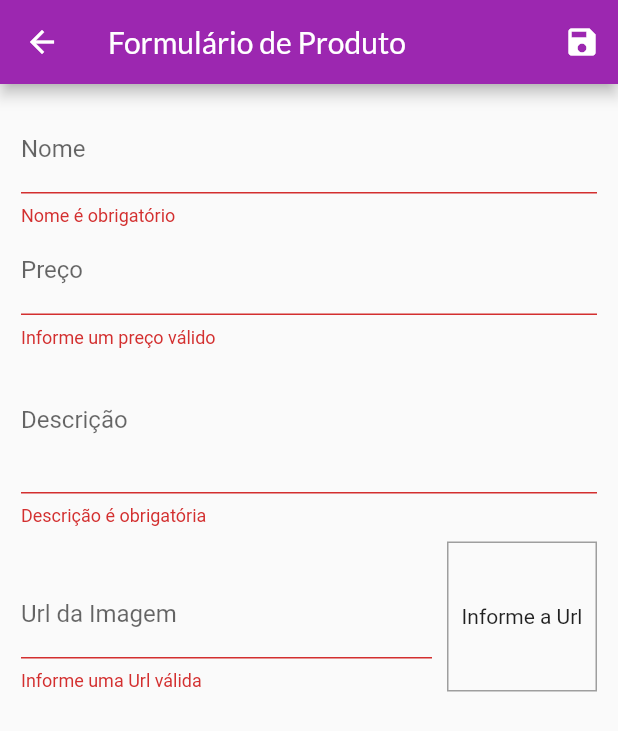
After one commit to pinheiropaulo/Curso_Flutter, a Flutter app: the ProductFormPage screen opened by its route, after a tap on the "save" icon, on a phone screen of 412 x 824 dp. The commit adds this screen. Shown: the top 731 px of the screen. Run offline on Flutter 3.47's test engine with Material 2 defaults, Android fonts, the phone set to English and light mode, and no system bars; network calls fail.

Commit message:
Módulo finalizado

```diff
--- a/shop/lib/my_app.dart
+++ b/shop/lib/my_app.dart
@@ -6,7 +6,9 @@ import 'package:shop/src/models/product_list_model.dart';
 import 'package:shop/src/pages/cart_page.dart';
 import 'package:shop/src/pages/orders_page.dart';
 import 'package:shop/src/pages/products_detail_page.dart';
+import 'package:shop/src/pages/products_form_page.dart';
 import 'package:shop/src/pages/products_overview_page.dart';
+import 'package:shop/src/pages/products_page.dart';
 import 'package:shop/src/routes/app_routes.dart';
 import 'package:shop/src/themes/my_theme.dart';
 
@@ -37,6 +39,8 @@ class MyApp extends StatelessWidget {
           AppRoutes.productDetail: (ctx) => const ProductDetailPage(),
           AppRoutes.cart: (ctx) => const CartPage(),
           AppRoutes.orders: (ctx) => const OrdersPage(),
+          AppRoutes.products: (ctx) => const ProductsPage(),
+          AppRoutes.productForm: (ctx) => const ProductFormPage(),
         },
       ),
     );
--- a/shop/lib/src/components/custom_badge.dart
+++ b/shop/lib/src/components/custom_badge.dart
@@ -22,7 +22,7 @@ class CustomBadge extends StatelessWidget {
           right: 8,
           top: 8,
           child: Container(
-            padding: const EdgeInsets.all(2),
+            padding: const EdgeInsets.all(4),
             decoration: BoxDecoration(
               borderRadius: BorderRadius.circular(10),
               color: color ?? Theme.of(context).colorScheme.secondary,
--- a/shop/lib/src/components/order_widget.dart
+++ b/shop/lib/src/components/order_widget.dart
@@ -23,9 +23,9 @@ class _OrderWidgetState extends State<OrderWidget> {
       child: Column(
         children: [
           ListTile(
-            title: Text("R\$ ${widget.order.total.toStringAsFixed(2)}"),
+            title: Text('R\$ ${widget.order.total.toStringAsFixed(2)}'),
             subtitle: Text(
-              DateFormat("dd/MM/yyyy hh:mm").format(widget.order.date),
+              DateFormat('dd/MM/yyyy hh:mm').format(widget.order.date),
             ),
             trailing: IconButton(
               icon: const Icon(Icons.expand_more),
@@ -57,7 +57,7 @@ class _OrderWidgetState extends State<OrderWidget> {
                           ),
                         ),
                         Text(
-                          "${product.quantity}x R\$ ${product.price}",
+                          '${product.quantity}x R\$ ${product.price}',
                           style: const TextStyle(
                             fontSize: 18,
                             color: Colors.grey,
--- a/shop/lib/src/components/product_grid.dart
+++ b/shop/lib/src/components/product_grid.dart
@@ -1,6 +1,6 @@
 import 'package:flutter/material.dart';
 import 'package:provider/provider.dart';
-import 'package:shop/src/components/product_item.dart';
+import 'package:shop/src/components/product_grid_item.dart';
 import 'package:shop/src/models/product_list_model.dart';
 import 'package:shop/src/models/product_model.dart';
 
@@ -23,7 +23,7 @@ class ProductGrid extends StatelessWidget {
       itemCount: loadedProducts.length,
       itemBuilder: ((ctx, i) => ChangeNotifierProvider.value(
             value: loadedProducts[i],
-            child: ProductItem(),
+            child: ProductGridItem(),
           )),
       gridDelegate: const SliverGridDelegateWithFixedCrossAxisCount(
         crossAxisCount: 2,
--- a/shop/lib/src/pages/products_detail_page.dart
+++ b/shop/lib/src/pages/products_detail_page.dart
@@ -29,7 +29,7 @@ class ProductDetailPage extends StatelessWidget {
             ),
             const SizedBox(height: 10),
             Text(
-              "R\$ ${product.price}",
+              'R\$ ${product.price}',
               style: const TextStyle(
                 color: Colors.grey,
                 fontSize: 20,
--- /dev/null
+++ b/shop/lib/src/pages/products_form_page.dart
@@ -0,0 +1,237 @@
+import 'package:flutter/material.dart';
+import 'package:provider/provider.dart';
+import 'package:shop/src/models/product_list_model.dart';
+import 'package:shop/src/models/product_model.dart';
+
+class ProductFormPage extends StatefulWidget {
+  const ProductFormPage({super.key});
+
+  @override
+  State<ProductFormPage> createState() => _ProductFormPageState();
+}
+
+class _ProductFormPageState extends State<ProductFormPage> {
+  final _priceFocus = FocusNode();
+  final _descriptionFocus = FocusNode();
+  final _imageUrlFocus = FocusNode();
+  final _imageUrlController = TextEditingController();
+
+  final _formKey = GlobalKey<FormState>();
+  final _formDate = <String, Object>{};
+
+  @override
+  void initState() {
+    super.initState();
+    _imageUrlFocus.addListener(updateImage);
+  }
+
+  @override
+  void didChangeDependencies() {
+    super.didChangeDependencies();
+
+    if (_formDate.isEmpty) {
+      final arg = ModalRoute.of(context)?.settings.arguments;
+
+      if (arg != null) {
+        final product = arg as Product;
+        _formDate['id'] = product.id;
+        _formDate['name'] = product.name;
+        _formDate['price'] = product.price;
+        _formDate['description'] = product.description;
+        _formDate['imageUrl'] = product.imageUrl;
+
+        _imageUrlController.text = product.imageUrl;
+      }
+    }
+  }
+
+  @override
+  void dispose() {
+    super.dispose();
+    _priceFocus.dispose();
+    _descriptionFocus.dispose();
+    _imageUrlFocus.dispose();
+    _imageUrlFocus.removeListener(updateImage);
+  }
+
+  void updateImage() {
+    setState(() {});
+  }
+
+  bool isValidImageUrl(String url) {
+    final bool isValidUrl = Uri.tryParse(url)?.hasAbsolutePath ?? false;
+    final bool endsWithFile = url.toLowerCase().endsWith('.png') ||
+        url.toLowerCase().endsWith('.jpg') ||
+        url.toLowerCase().endsWith('.jpeg');
+
+    return isValidUrl && endsWithFile;
+  }
+
+  void _submitForm() {
+    final isValid = _formKey.currentState?.validate() ?? false;
+
+    if (!isValid) {
+      return;
+    }
+
+    _formKey.currentState?.save();
+
+    Provider.of<ProductsList>(
+      context,
+      listen: false,
+    ).saveProduct(_formDate);
+
+    Navigator.of(context).pop();
+  }
+
+  @override
+  Widget build(BuildContext context) {
+    return Scaffold(
+      appBar: AppBar(
+        title: const Text('Formulário de Produto'),
+        actions: [
+          IconButton(
+            onPressed: _submitForm,
+            icon: const Icon(Icons.save),
+          )
+        ],
+      ),
+      body: Padding(
+        padding: const EdgeInsets.all(14),
+        child: Form(
+          key: _formKey,
+          child: ListView(
+            children: [
+              TextFormField(
+                initialValue: _formDate['name']?.toString(),
+                decoration: const InputDecoration(
+                  labelText: 'Nome',
+                ),
+                textInputAction: TextInputAction.next,
+                onFieldSubmitted: (_) {
+                  FocusScope.of(context).requestFocus(_priceFocus);
+                },
+                onSaved: (name) {
+                  _formDate['name'] = name ?? '';
+                },
+                validator: (name_) {
+                  final name = name_ ?? '';
+
+                  if (name.trim().isEmpty) {
+                    return 'Nome é obrigatório';
+                  }
+
+                  if (name.trim().length < 3) {
+                    return 'Nome precisa no mínimo de 3 letras';
+                  }
+
+                  return null;
+                },
+              ),
+              TextFormField(
+                initialValue: _formDate['price']?.toString(),
+                decoration: const InputDecoration(labelText: 'Preço'),
+                textInputAction: TextInputAction.next,
+                focusNode: _priceFocus,
+                onFieldSubmitted: (_) {
+                  FocusScope.of(context).requestFocus(_descriptionFocus);
+                },
+                keyboardType: const TextInputType.numberWithOptions(
+                  decimal: true,
+                ),
+                onSaved: (price) {
+                  _formDate['price'] = double.parse(price ?? '0');
+                },
+                validator: (price_) {
+                  final priceString = price_ ?? '';
+                  final price = double.tryParse(priceString) ?? -1;
+
+                  if (price <= 0) {
+                    return 'Informe um preço válido';
+                  }
+
+                  return null;
+                },
+              ),
+              TextFormField(
+                initialValue: _formDate['description']?.toString(),
+                decoration: const InputDecoration(labelText: 'Descrição'),
+                focusNode: _descriptionFocus,
+                keyboardType: TextInputType.multiline,
+                maxLines: 3,
+                onSaved: (description) {
+                  _formDate['description'] = description ?? '';
+                },
+                validator: (description_) {
+                  final description = description_ ?? '';
+
+                  if (description.trim().isEmpty) {
+                    return 'Descrição é obrigatória';
+                  }
+
+                  if (description.trim().length < 10) {
+                    return 'Descrição precisa no mínimo de 10 letras';
+                  }
+
+                  return null;
+                },
+              ),
+              Row(
+                crossAxisAlignment: CrossAxisAlignment.end,
+                children: [
+                  Expanded(
+                    child: TextFormField(
+                      decoration: const InputDecoration(
+                        labelText: 'Url da Imagem',
+                      ),
+                      focusNode: _imageUrlFocus,
+                      textInputAction: TextInputAction.done,
+                      keyboardType: TextInputType.url,
+                      controller: _imageUrlController,
+                      onFieldSubmitted: (_) => _submitForm(),
+                      onSaved: (imageUrl) {
+                        _formDate['imageUrl'] = imageUrl ?? '';
+                      },
+                      validator: (imageUrl_) {
+                        final imageUrl = imageUrl_ ?? '';
+
+                        if (!isValidImageUrl(imageUrl)) {
+                          return 'Informe uma Url válida';
+                        }
+
+                        return null;
+                      },
+                    ),
+                  ),
+                  Container(
+                    height: 100,
+                    width: 100,
+                    margin: const EdgeInsets.only(
+                      top: 10,
+                      left: 10,
+                    ),
+                    decoration: BoxDecoration(
+                      border: Border.all(
+                        color: Colors.grey,
+                        width: 1,
+                      ),
+                    ),
+                    alignment: Alignment.center,
+                    child: _imageUrlController.text.isEmpty
+                        ? const Text('Informe a Url')
+                        : FittedBox(
+                            child: Image.network(
+                              _imageUrlController.text,
+                              fit: BoxFit.cover,
+                            ),
+                          ),
+                  )
+                ],
+              ),
+            ],
+          ),
+        ),
+      ),
+    );
+  }
+}
--- a/shop/lib/src/pages/products_overview_page.dart
+++ b/shop/lib/src/pages/products_overview_page.dart
@@ -27,18 +27,18 @@ class _ProductsOverviewPageState extends State<ProductsOverviewPage> {
   Widget build(BuildContext context) {
     return Scaffold(
       appBar: AppBar(
-        title: const Text("Minha Loja"),
+        title: const Text('Minha Loja'),
         actions: [
           PopupMenuButton(
             icon: const Icon(Icons.more_vert),
             itemBuilder: (_) => [
               const PopupMenuItem(
                 value: FilterOptions.all,
-                child: Text("Todos"),
+                child: Text('Todos'),
               ),
               const PopupMenuItem(
                 value: FilterOptions.favorite,
-                child: Text("Somente Favoritos"),
+                child: Text('Somente Favoritos'),
               ),
             ],
             onSelected: (FilterOptions selectedValue) {
--- a/shop/lib/src/routes/app_routes.dart
+++ b/shop/lib/src/routes/app_routes.dart
@@ -1,6 +1,8 @@
 class AppRoutes {
-  static const home = "/";
-  static const productDetail = "/product-detail";
-  static const cart = "/cart";
-  static const orders = "/orders";
+  static const home = '/';
+  static const productDetail = '/product-detail';
+  static const cart = '/cart';
+  static const orders = '/orders';
+  static const products = '/products';
+  static const productForm = '/product-form';
 }
```
Also changed, not shown: shop/analysis_options.yaml (+15 -1 lines), shop/lib/src/components/app_drawer.dart (+31 -6 lines), shop/lib/src/components/cart_item_component.dart (+28 -3 lines), shop/lib/src/components/product_grid_item.dart (added, +77 -0 lines), shop/lib/src/components/product_item.dart (+57 -45 lines), shop/lib/src/models/cart_model.dart (+22 -0 lines), shop/lib/src/models/product_list_model.dart (+42 -0 lines), shop/lib/src/pages/cart_page.dart (+18 -6 lines), shop/lib/src/pages/products_page.dart (added, +46 -0 lines), 1 other file.
